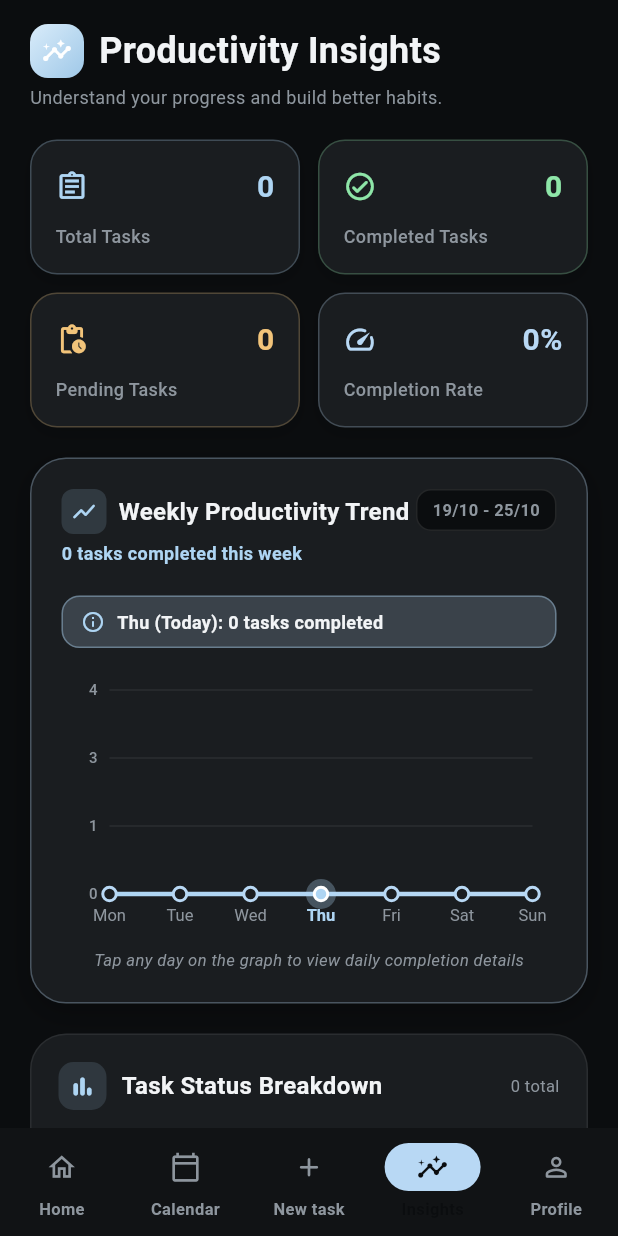
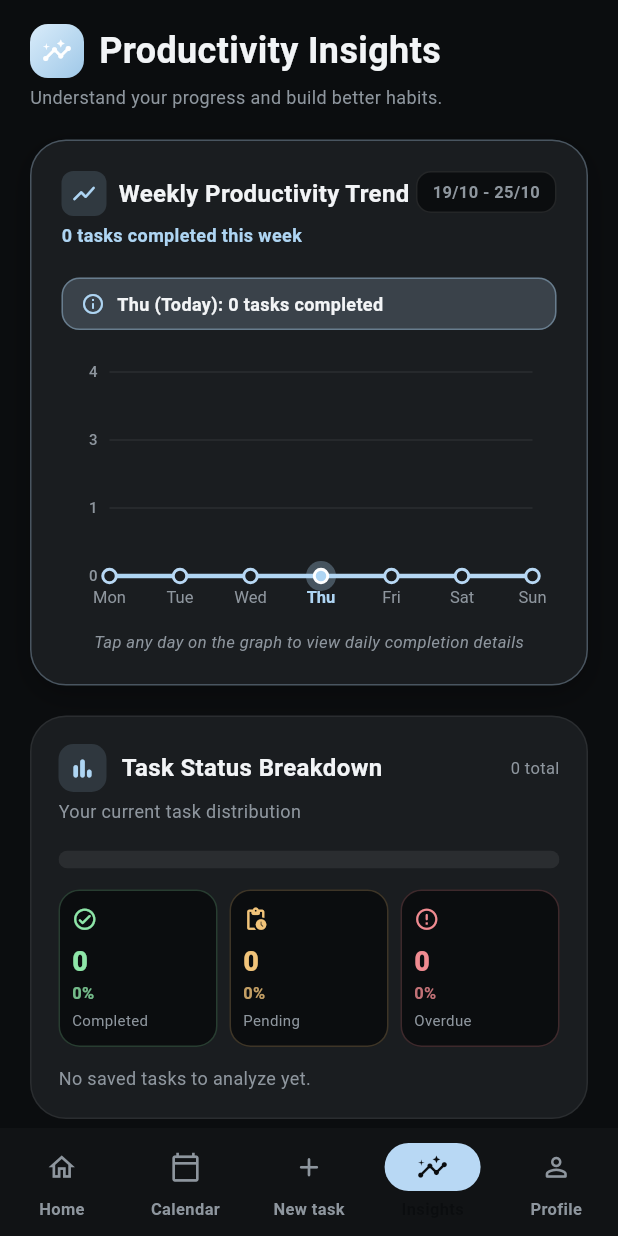
Before and after one commit to SANJAY-1407/SANJAY...7, a Flutter app: the screen it shows after launch, item 4 of the bottom bar chosen, on a phone screen of 412 x 824 dp. Run offline on Flutter 3.47's test engine with Material 3 defaults, Android fonts, the phone set to English and light mode, and no system bars; our stand-ins replace audioplayers, file_picker, flutter_local_notifications, shared_preferences, sqflite, timezone; accounts and stored records are empty.

Commit message:
duplicate widgests are update completed

```diff
--- a/lib/screens/home_screen.dart
+++ b/lib/screens/home_screen.dart
@@ -918,12 +918,6 @@ class _HomeScreenState extends State<HomeScreen> {
       );
     }
 
-    final totalCount = _tasks.length;
-    final completedCount = _tasks.where((t) => t.isCompleted).length;
-    final pendingCount = _tasks.where((t) => !t.isCompleted).length;
-    final completionRate =
-        totalCount == 0 ? 0 : ((completedCount / totalCount) * 100).round();
-
     return SingleChildScrollView(
       physics: const BouncingScrollPhysics(),
       padding: const EdgeInsets.symmetric(horizontal: 20, vertical: 16),
@@ -981,125 +975,19 @@ class _HomeScreenState extends State<HomeScreen> {
           ),
           const SizedBox(height: 20),
 
-          // 2. Productivity Overview Cards (Feature 1)
+          // 2. Weekly Productivity Bar Chart
           AnimatedEntry(
             index: 1,
-            child: Column(
-              children: [
-                Row(
-                  children: [
-                    Expanded(
-                      child: _buildInsightStatCard(
-                        label: 'Total Tasks',
-                        value: '$totalCount',
-                        icon: Icons.assignment_outlined,
-                        color: AppTheme.accentCyan,
-                      ),
-                    ),
-                    const SizedBox(width: 12),
-                    Expanded(
-                      child: _buildInsightStatCard(
-                        label: 'Completed Tasks',
-                        value: '$completedCount',
-                        icon: Icons.check_circle_outline_rounded,
-                        color: AppTheme.successGreen,
-                      ),
-                    ),
-                  ],
-                ),
-                const SizedBox(height: 12),
-                Row(
-                  children: [
-                    Expanded(
-                      child: _buildInsightStatCard(
-                        label: 'Pending Tasks',
-                        value: '$pendingCount',
-                        icon: Icons.pending_actions_rounded,
-                        color: AppTheme.warningOrange,
-                      ),
-                    ),
-                    const SizedBox(width: 12),
-                    Expanded(
-                      child: _buildInsightStatCard(
-                        label: 'Completion Rate',
-                        value: '$completionRate%',
-                        icon: Icons.speed_rounded,
-                        color: AppTheme.primaryPurple,
-                      ),
-                    ),
-                  ],
-                ),
-              ],
-            ),
-          ),
-          const SizedBox(height: 20),
-
-          // 3. Weekly Productivity Bar Chart
-          AnimatedEntry(
-            index: 3,
             child: _buildWeeklyProductivityCard(),
           ),
           const SizedBox(height: 20),
 
-          // 4. Animated Task Status Breakdown
+          // 3. Animated Task Status Breakdown
           AnimatedEntry(
-            index: 4,
+            index: 2,
             child: PremiumDonutChartCard(tasks: _tasks),
           ),
           const SizedBox(height: 80),
-        ],
-      ),
-    );
-  }
-
-  Widget _buildInsightStatCard({
-    required String label,
-    required String value,
-    required IconData icon,
-    required Color color,
-  }) {
-    return Container(
-      padding: const EdgeInsets.all(16),
-      decoration: BoxDecoration(
-        color: AppTheme.cardNavy,
-        borderRadius: BorderRadius.circular(18),
-        border: Border.all(
-          color: color.withValues(alpha: 0.25),
-        ),
-        boxShadow: [
-          BoxShadow(
-            color: Colors.black.withValues(alpha: 0.15),
-            blurRadius: 8,
-            offset: const Offset(0, 4),
-          ),
-        ],
-      ),
-      child: Column(
-        crossAxisAlignment: CrossAxisAlignment.start,
-        children: [
-          Row(
-            mainAxisAlignment: MainAxisAlignment.spaceBetween,
-            children: [
-              Icon(icon, size: 22, color: color),
-              Text(
-                value,
-                style: TextStyle(
-                  fontSize: 20,
-                  fontWeight: FontWeight.bold,
-                  color: color,
-                ),
-              ),
-            ],
-          ),
-          const SizedBox(height: 10),
-          Text(
-            label,
-            style: const TextStyle(
-              fontSize: 12,
-              color: AppTheme.textMuted,
-              fontWeight: FontWeight.w500,
-            ),
-          ),
         ],
       ),
     );
--- a/lib/widgets/premium_donut_chart.dart
+++ b/lib/widgets/premium_donut_chart.dart
@@ -13,7 +13,9 @@ class PremiumDonutChartCard extends StatelessWidget {
   Widget build(BuildContext context) {
     final completed = tasks.where((task) => task.isCompleted).length;
     final overdue = tasks.where((task) => task.isOverdue).length;
-    final pending = tasks.length - completed;
+    final pending = tasks
+        .where((task) => !task.isCompleted && !task.isOverdue)
+        .length;
     final total = tasks.length;
 
     return Container(
@@ -48,6 +50,11 @@ class PremiumDonutChartCard extends StatelessWidget {
                   style:
                       const TextStyle(fontSize: 11, color: AppTheme.textMuted)),
             ],
+          ),
+          const SizedBox(height: 4),
+          const Text(
+            'Your current task distribution',
+            style: TextStyle(fontSize: 12, color: AppTheme.textMuted),
           ),
           const SizedBox(height: 18),
           LayoutBuilder(
```
